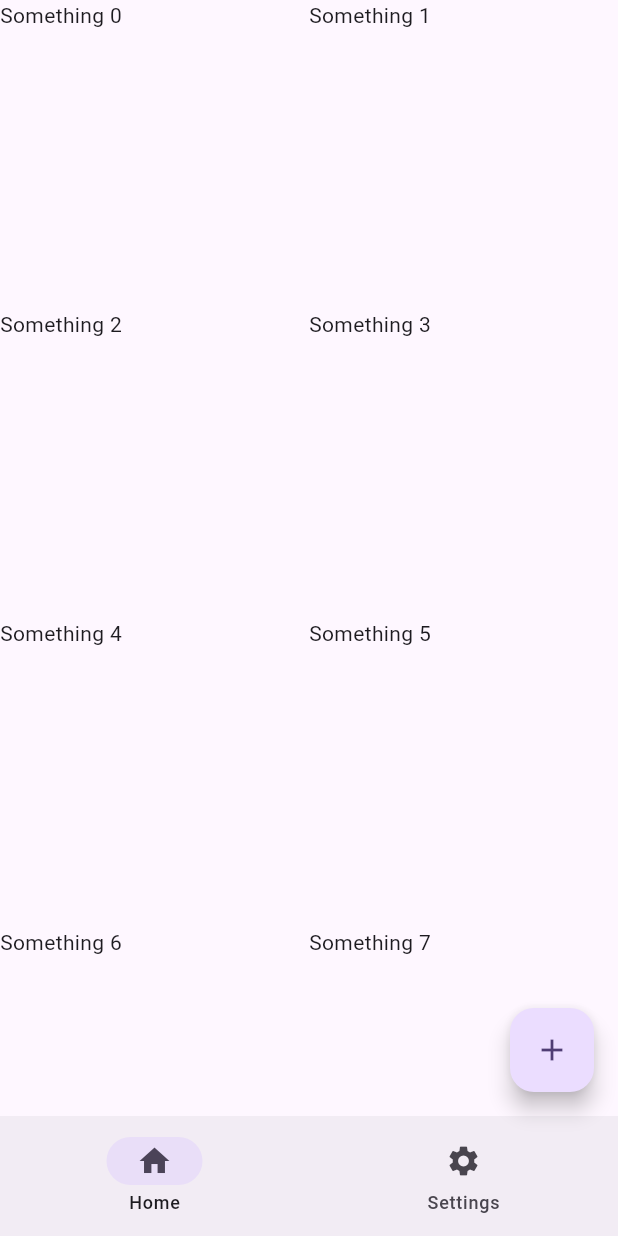
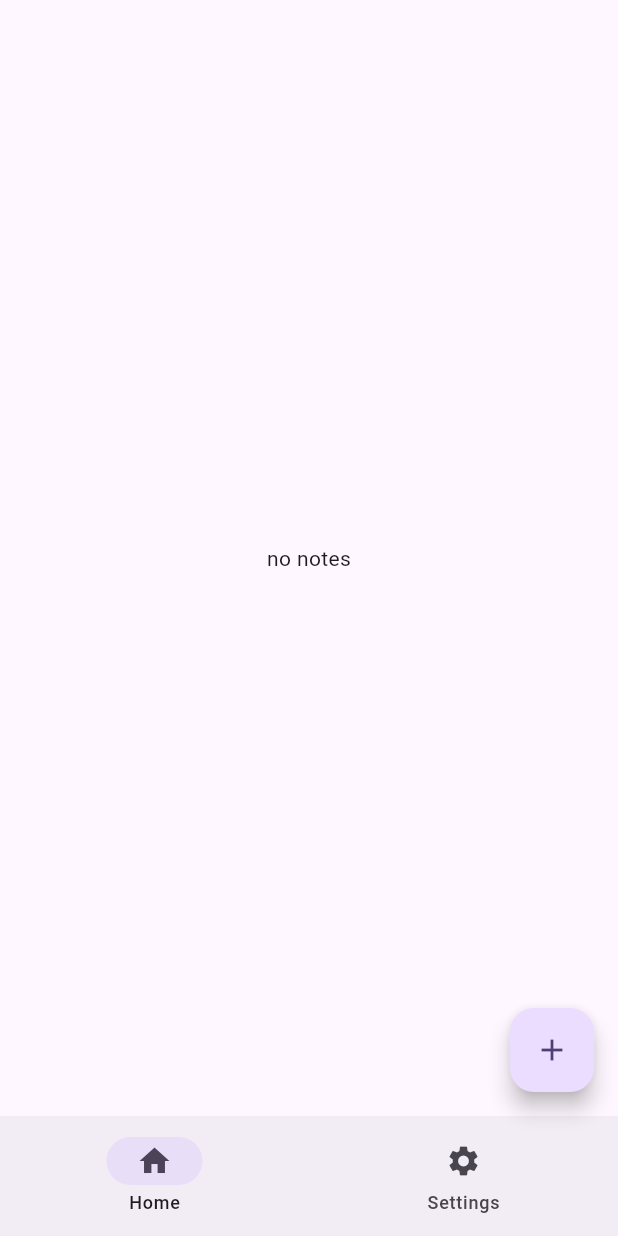
Before and after one commit to markonni93/notes_flutter_app, a Flutter app: the screen it shows after launch, on a phone screen of 412 x 824 dp. Run offline on Flutter 3.47's test engine with Material 3 defaults, Android fonts, the phone set to English and light mode, and no system bars; our stand-ins replace equatable, firebase_core, flutter_bloc, sqflite; accounts and stored records are empty.

Commit message:
Implement list of notes fetching from the db

```diff
--- a/lib/data/notes_data_provider.dart
+++ b/lib/data/notes_data_provider.dart
@@ -16,6 +16,22 @@ class NotesDataProvider {
         'CREATE TABLE $_notes_db_table_name(id INTEGER PRIMARY KEY, note TEXT, title TEXT)',
       );
     }, version: _db_version);
+  }
+
+  Future<List<NoteModel>> getNotesPaginated(int offset) async {
+    final db = await _database();
+
+    final List<Map<String, Object?>> notes =
+        await db.query(_notes_db_table_name, limit: 10, offset: offset);
+
+    return [
+      for (final {
+            'id': id as int,
+            'note': description as String,
+            'title': title as String
+          } in notes)
+        NoteModel(id: id, note: description, title: title)
+    ];
   }
 
   Future<List<NoteModel>> getNotes() async {
@@ -40,7 +56,8 @@ class NotesDataProvider {
     try {
       await db.transaction((transaction) async {
         for (var note in items) {
-          await transaction.insert(_notes_db_table_name, note.toMap());
+          await transaction.insert(_notes_db_table_name, note.toMap(),
+              conflictAlgorithm: ConflictAlgorithm.replace);
         }
       });
     } catch (e) {
--- a/lib/data/notes_repository.dart
+++ b/lib/data/notes_repository.dart
@@ -14,6 +14,12 @@ class NotesRepository {
     return notes.map((model) => NoteUiModel.fromNoteModel(model)).toList();
   }
 
+  Future<List<NoteUiModel>> getNotesPaginated(int offset) async {
+    final notes = await _notesDataProvider.getNotesPaginated(offset);
+
+    return notes.map((model) => NoteUiModel.fromNoteModel(model)).toList();
+  }
+
   Future<void> insertNotes(List<NoteModel> items) async {
     try {
       await _notesDataProvider.insertNotes(items);
--- a/lib/ui/home/home_bloc.dart
+++ b/lib/ui/home/home_bloc.dart
@@ -0,0 +1,67 @@
+import 'package:equatable/equatable.dart';
+import 'package:flutter_bloc/flutter_bloc.dart';
+import 'package:flutter_notes/data/notes_repository.dart';
+import 'package:flutter_notes/ui/model/note_ui_model.dart';
+
+class HomeBloc extends Bloc<NotesEvent, NoteState> {
+  HomeBloc({required this.repository}) : super(const NoteState()) {
+    on<NotesFetched>(_onNotesFetched);
+  }
+
+  Future<void> _onNotesFetched(
+      NotesFetched event, Emitter<NoteState> emit) async {
+    if (state.hasReachedMax) return;
+
+    try {
+      if (state.status == NoteStatus.initial) {
+        final notes = await repository.getNotesPaginated(0);
+        return emit(state.copyWith(
+            status: NoteStatus.success, notes: notes, hasReachedMax: false));
+      }
+
+      final notes = await repository.getNotesPaginated(state.notes.length);
+
+      emit(notes.isEmpty
+          ? state.copyWith(hasReachedMax: true)
+          : state.copyWith(
+              status: NoteStatus.success,
+              notes: List.of(state.notes)..addAll(notes),
+              hasReachedMax: false));
+    } catch (e) {
+      emit(state.copyWith(status: NoteStatus.failure));
+    }
+  }
+
+  final NotesRepository repository;
+}
+
+sealed class NotesEvent extends Equatable {
+  @override
+  List<Object> get props => [];
+}
+
+final class NotesFetched extends NotesEvent {}
+
+enum NoteStatus { initial, success, failure }
+
+final class NoteState extends Equatable {
+  const NoteState(
+      {this.status = NoteStatus.initial,
+      this.notes = const <NoteUiModel>[],
+      this.hasReachedMax = false});
+
+  final NoteStatus status;
+  final List<NoteUiModel> notes;
+  final bool hasReachedMax;
+
+  NoteState copyWith(
+      {NoteStatus? status, List<NoteUiModel>? notes, bool? hasReachedMax}) {
+    return NoteState(
+        status: status ?? this.status,
+        notes: notes ?? this.notes,
+        hasReachedMax: hasReachedMax ?? this.hasReachedMax);
+  }
+
+  @override
+  List<Object> get props => [status, notes, hasReachedMax];
+}
--- a/lib/ui/home/home_widget.dart
+++ b/lib/ui/home/home_widget.dart
@@ -1,18 +1,87 @@
 import 'package:flutter/cupertino.dart';
+import 'package:flutter/material.dart';
+import 'package:flutter_bloc/flutter_bloc.dart';
+import 'package:flutter_notes/ui/home/home_bloc.dart';
+
+import '../../data/notes_repository.dart';
 
 class HomeWidget extends StatelessWidget {
   const HomeWidget({super.key});
 
   @override
   Widget build(BuildContext context) {
-    return ConstrainedBox(
-        key: const ValueKey(1),
-        constraints: const BoxConstraints(maxWidth: 840),
-        child: GridView.builder(
-            gridDelegate: const SliverGridDelegateWithMaxCrossAxisExtent(
-                maxCrossAxisExtent: 250),
-            itemBuilder: (BuildContext context, int index) {
-              return Text("Something $index");
-            }));
+    return BlocProvider(
+        create: (_) => HomeBloc(
+            repository: RepositoryProvider.of<NotesRepository>(context))
+          ..add(NotesFetched()),
+        child: const NoteList());
   }
 }
+
+class NoteList extends StatefulWidget {
+  const NoteList({super.key});
+
+  @override
+  State createState() => _NoteListState();
+}
+
+class _NoteListState extends State<NoteList> {
+  final _scrollController = ScrollController();
+
+  @override
+  void initState() {
+    super.initState();
+    _scrollController.addListener(_onScroll);
+  }
+
+  @override
+  Widget build(BuildContext context) {
+    return BlocBuilder<HomeBloc, NoteState>(
+      builder: (context, state) {
+        switch (state.status) {
+          case NoteStatus.initial:
+            return const Center(child: CircularProgressIndicator());
+          case NoteStatus.success:
+            if (state.notes.isEmpty) {
+              return const Center(child: Text('no notes'));
+            }
+            return ListView.builder(
+              itemBuilder: (BuildContext context, int index) {
+                return index >= state.notes.length
+                    ? const Center(
+                        child: SizedBox(
+                        height: 24,
+                        width: 24,
+                        child: CircularProgressIndicator(strokeWidth: 1.5),
+                      ))
+                    : Padding(padding: const EdgeInsets.all(32.0), child: Text(state.notes[index].title));
+              },
+              itemCount: state.hasReachedMax
+                  ? state.notes.length
+                  : state.notes.length + 1,
+              controller: _scrollController,
+            );
+          case NoteStatus.failure:
+            return const Center(child: Text('failed to fetch notes'));
+        }
+      },
+    );
+  }
+
+  @override
+  void dispose() {
+    _scrollController.dispose();
+    super.dispose();
+  }
+
+  void _onScroll() {
+    if (_isBottom) context.read<HomeBloc>().add(NotesFetched());
+  }
+
+  bool get _isBottom {
+    if (!_scrollController.hasClients) return false;
+    final maxScroll = _scrollController.position.maxScrollExtent;
+    final currentScroll = _scrollController.offset;
+    return currentScroll >= (maxScroll * 0.9);
+  }
+}
--- a/lib/ui/model/note_ui_model.dart
+++ b/lib/ui/model/note_ui_model.dart
@@ -1,14 +1,18 @@
+import 'package:equatable/equatable.dart';
 import 'package:flutter_notes/data/model/note_model.dart';
 
-class NoteUiModel {
+final class NoteUiModel extends Equatable {
   final int id;
   final String note;
   final String title;
 
-  NoteUiModel({required this.id, required this.note, required this.title});
+  const NoteUiModel({required this.id, required this.note, required this.title});
 
   NoteUiModel.fromNoteModel(NoteModel model)
       : id = model.id,
         note = model.note,
         title = model.title;
+
+  @override
+  List<Object?> get props => [id, note, title];
 }
--- a/pubspec.yaml
+++ b/pubspec.yaml
@@ -39,6 +39,8 @@ dependencies:
   sqflite: ^2.4.1
   http: ^1.2.2
   firebase_core: ^3.8.0
+  equatable: ^2.0.7
+  stream_transform: ^2.1.0
 
 dev_dependencies:
   flutter_test:
```
Also changed, not shown: lib/business/note_bloc.dart (+10 -6 lines), lib/ui/create/create_note_widget.dart (+18 -10 lines).
